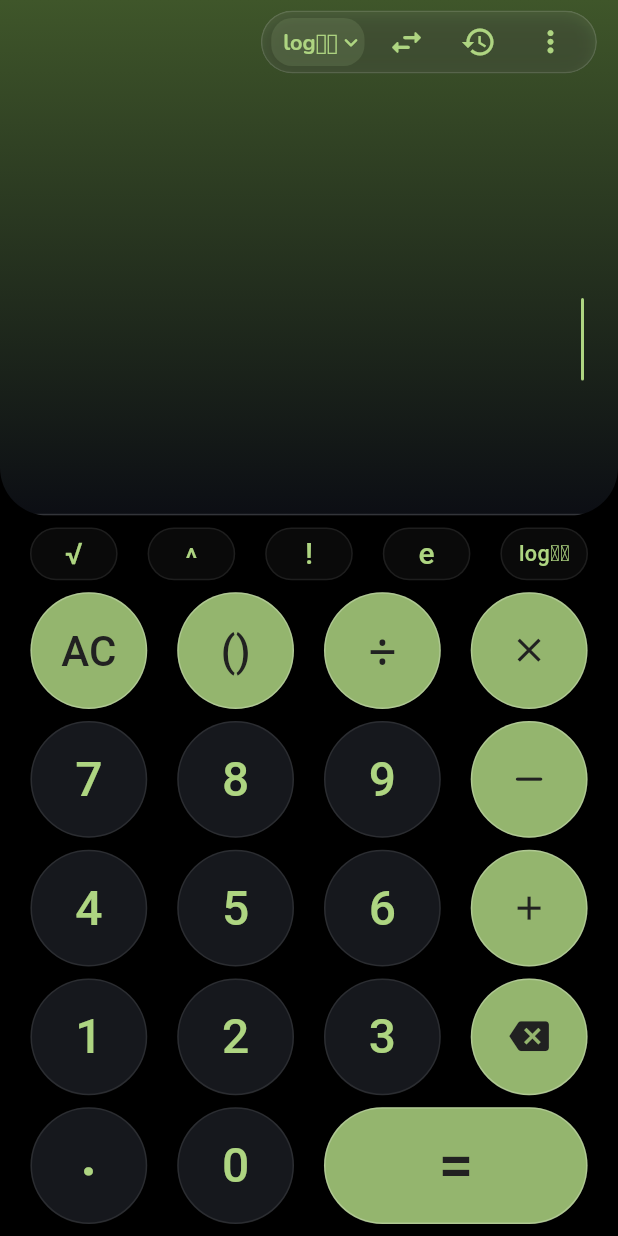
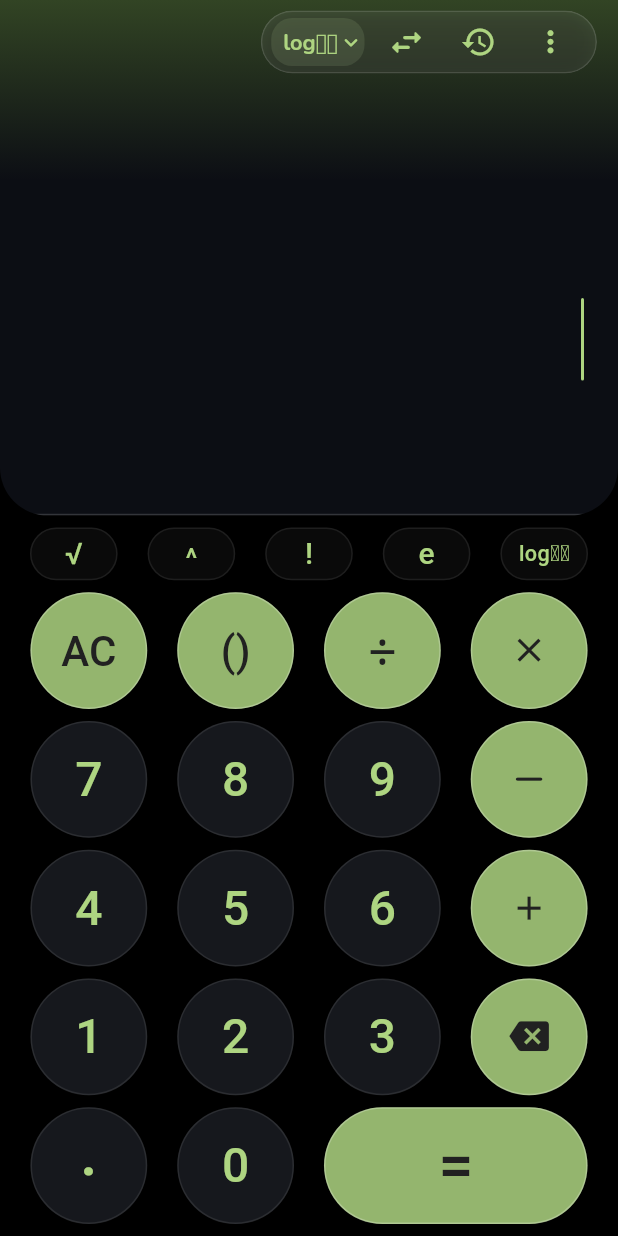
Before and after one commit to NARIKODANHRIDUL/Calculator_app_Flutter, a Flutter app: the screen it shows after launch, on a phone screen of 412 x 824 dp. Run offline on Flutter 3.47's test engine with Material 3 defaults, Android fonts, the phone set to English and light mode, and no system bars; our stand-ins replace fluttertoast, google_fonts, math_expressions, share_plus, shared_preferences; missing offline and left inert: in_app_update.

Commit message:
Refine main page gradient to reduce green area and expand black area (v1.0.29+30)

```diff
--- a/lib/aboutus.dart
+++ b/lib/aboutus.dart
@@ -196,7 +196,7 @@ class about extends StatelessWidget {
                             fontWeight: FontWeight.w500),
                       ),
                       subtitle: Text(
-                        "1.0.28+29",
+                        "1.0.29+30",
                         style: GoogleFonts.firaSans(
                           color: subtitle,
                         ),
--- a/lib/main.dart
+++ b/lib/main.dart
@@ -585,7 +585,10 @@ class _HomeState extends State<Home> {
             final verticalDivider2 = SizedBox(width: hGap);
 
             final Color baseBoxColor = isDark ? const Color(0xFF0C0E14) : const Color(0xFFF3F5F8);
-            final Color topGradientColor = Color.alphaBlend(bTheme.withValues(alpha: 0.40), baseBoxColor);
+            final Color topGradientColor = Color.alphaBlend(
+              bTheme.withValues(alpha: isDark ? 0.30 : 0.35),
+              baseBoxColor,
+            );
 
             return Column(
               children: [
@@ -605,7 +608,9 @@ class _HomeState extends State<Home> {
                             colors: [
                               topGradientColor,
                               baseBoxColor,
+                              baseBoxColor,
                             ],
+                            stops: const [0.0, 0.35, 1.0],
                           ),
                           border: Border(
                             bottom: BorderSide(
--- a/pubspec.yaml
+++ b/pubspec.yaml
@@ -15,7 +15,7 @@ publish_to: 'none' # Remove this line if you wish to publish to pub.dev
 # In iOS, build-name is used as CFBundleShortVersionString while build-number used as CFBundleVersion.
 # Read more about iOS versioning at
 # https://developer.apple.com/library/archive/documentation/General/Reference/InfoPlistKeyReference/Articles/CoreFoundationKeys.html
-version: 1.0.28+29
+version: 1.0.29+30
 
 environment:
   sdk: ">=2.17.6 <4.0.0"
```
